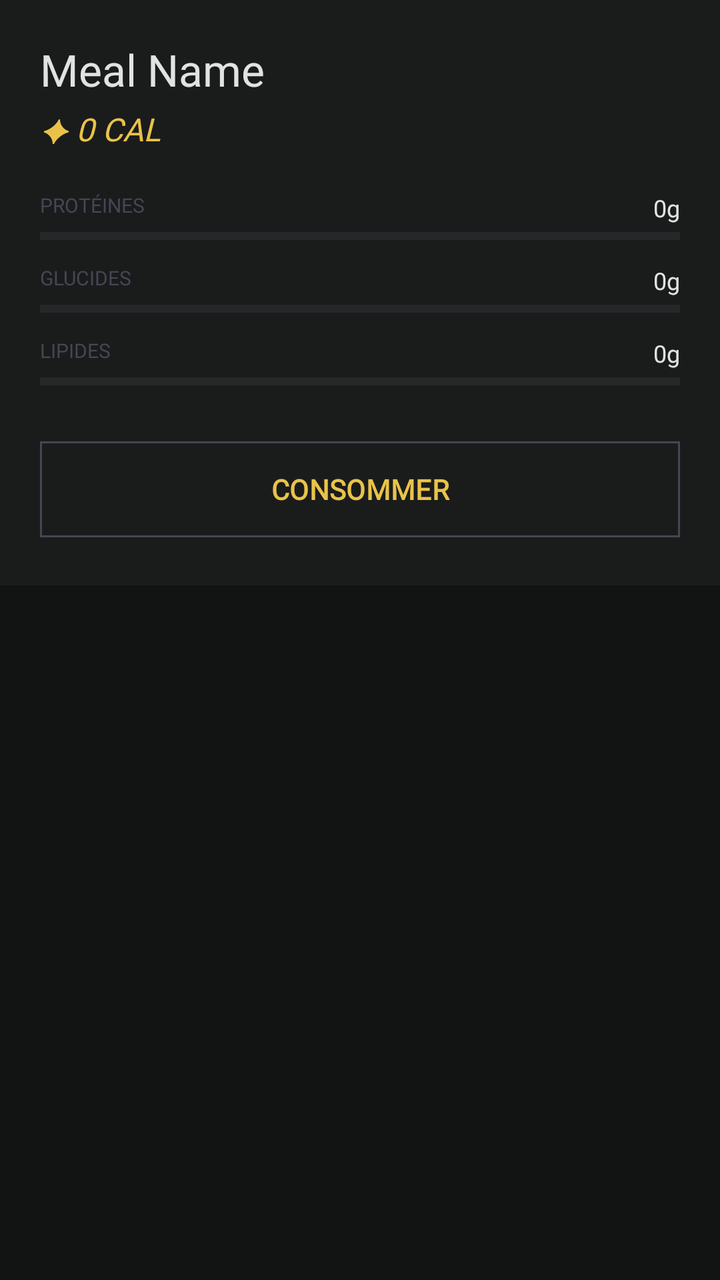
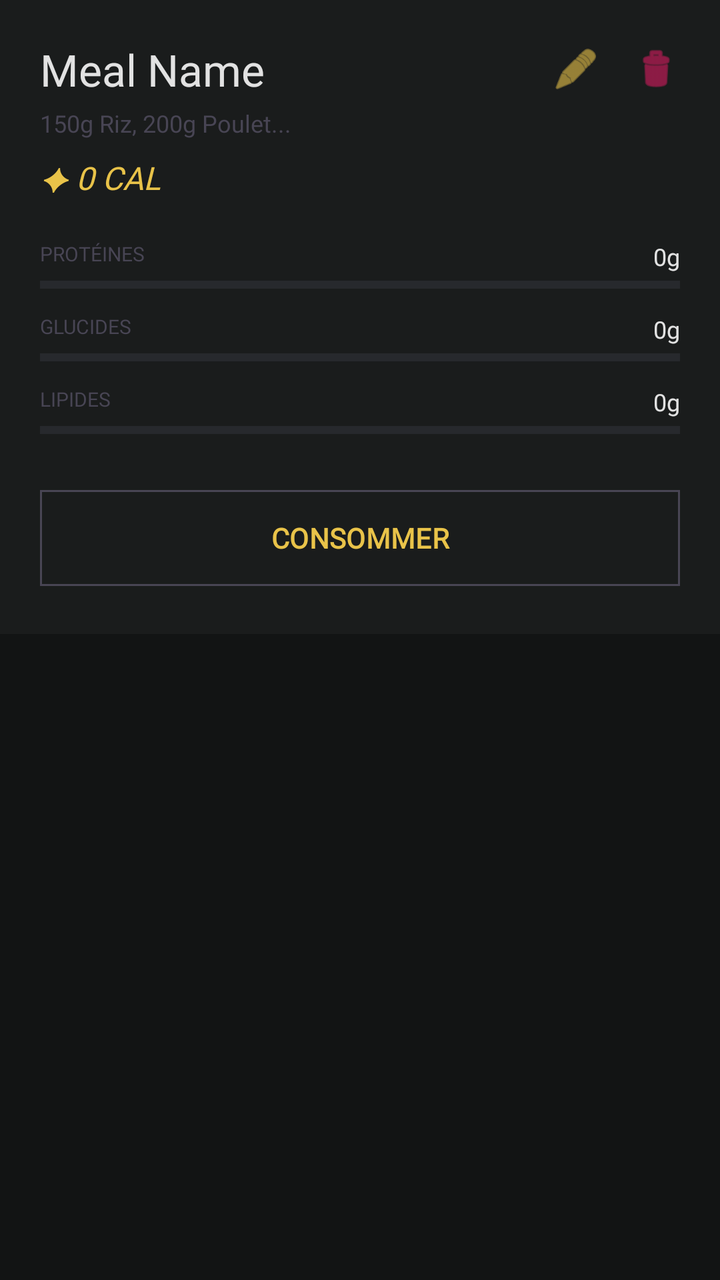

An Android layout rendered at two revisions. The XML below is the earlier revision; the diff shows what the commit changed to produce the second picture.
<!-- AndroidManifest.xml: application theme Theme.OlympusFront -->
<!-- res/layout/item_meal_preset.xml -->
<?xml version="1.0" encoding="utf-8"?>
<LinearLayout xmlns:android="http://schemas.android.com/apk/res/android"
    xmlns:app="http://schemas.android.com/apk/res-auto"
    android:layout_width="match_parent"
    android:layout_height="wrap_content"
    android:orientation="vertical"
    android:paddingBottom="24dp">

    <com.google.android.material.card.MaterialCardView
        android:layout_width="match_parent"
        android:layout_height="wrap_content"
        app:cardBackgroundColor="@color/surface_container_low"
        app:cardCornerRadius="0dp"
        app:strokeWidth="0dp">

        <LinearLayout
            android:layout_width="match_parent"
            android:layout_height="wrap_content"
            android:orientation="vertical"
            android:padding="20dp">

            <TextView
                android:id="@+id/meal_name"
                android:layout_width="wrap_content"
                android:layout_height="wrap_content"
                android:fontFamily="@font/newsreader"
                android:text="Meal Name"
                android:textColor="@color/marble_white"
                android:textSize="22sp" />

            <TextView
                android:id="@+id/meal_calories"
                android:layout_width="wrap_content"
                android:layout_height="wrap_content"
                android:layout_marginTop="4dp"
                android:fontFamily="@font/newsreader"
                android:text="✦ 0 CAL"
                android:textColor="@color/secondary"
                android:textSize="16sp"
                android:textStyle="italic" />

            
            <RelativeLayout
                android:layout_width="match_parent"
                android:layout_height="wrap_content"
                android:layout_marginTop="20dp">
                <TextView
                    android:layout_width="wrap_content"
                    android:layout_height="wrap_content"
                    android:fontFamily="@font/manrope"
                    android:text="@string/label_protein"
                    android:textColor="@color/outline_variant"
                    android:textSize="10sp" />
                <TextView
                    android:id="@+id/meal_protein"
                    android:layout_width="wrap_content"
                    android:layout_height="wrap_content"
                    android:layout_alignParentEnd="true"
                    android:fontFamily="@font/manrope"
                    android:text="0g"
                    android:textColor="@color/marble_white"
                    android:textSize="12sp" />
            </RelativeLayout>
            <ProgressBar
                android:id="@+id/progress_protein"
                style="?android:attr/progressBarStyleHorizontal"
                android:layout_width="match_parent"
                android:layout_height="4dp"
                android:layout_marginTop="4dp"
                android:max="100"
                android:progress="0"
                android:progressTint="@color/primary_container" />

            
            <RelativeLayout
                android:layout_width="match_parent"
                android:layout_height="wrap_content"
                android:layout_marginTop="12dp">
                <TextView
                    android:layout_width="wrap_content"
                    android:layout_height="wrap_content"
                    android:fontFamily="@font/manrope"
                    android:text="@string/label_carbs"
                    android:textColor="@color/outline_variant"
                    android:textSize="10sp" />
                <TextView
                    android:id="@+id/meal_carbs"
                    android:layout_width="wrap_content"
                    android:layout_height="wrap_content"
                    android:layout_alignParentEnd="true"
                    android:fontFamily="@font/manrope"
                    android:text="0g"
                    android:textColor="@color/marble_white"
                    android:textSize="12sp" />
            </RelativeLayout>
            <ProgressBar
                android:id="@+id/progress_carbs"
                style="?android:attr/progressBarStyleHorizontal"
                android:layout_width="match_parent"
                android:layout_height="4dp"
                android:layout_marginTop="4dp"
                android:max="200"
                android:progress="0"
                android:progressTint="@color/secondary" />

            
            <RelativeLayout
                android:layout_width="match_parent"
                android:layout_height="wrap_content"
                android:layout_marginTop="12dp">
                <TextView
                    android:layout_width="wrap_content"
                    android:layout_height="wrap_content"
                    android:fontFamily="@font/manrope"
                    android:text="@string/label_fats"
                    android:textColor="@color/outline_variant"
                    android:textSize="10sp" />
                <TextView
                    android:id="@+id/meal_fats"
                    android:layout_width="wrap_content"
                    android:layout_height="wrap_content"
                    android:layout_alignParentEnd="true"
                    android:fontFamily="@font/manrope"
                    android:text="0g"
                    android:textColor="@color/marble_white"
                    android:textSize="12sp" />
            </RelativeLayout>
            <ProgressBar
                android:id="@+id/progress_fats"
                style="?android:attr/progressBarStyleHorizontal"
                android:layout_width="match_parent"
                android:layout_height="4dp"
                android:layout_marginTop="4dp"
                android:max="100"
                android:progress="0"
                android:progressTint="#D81B60" />

            <com.google.android.material.button.MaterialButton
                android:id="@+id/btn_consume"
                style="@style/Widget.Material3.Button.OutlinedButton"
                android:layout_width="match_parent"
                android:layout_height="56dp"
                android:layout_marginTop="24dp"
                android:fontFamily="@font/newsreader"
                android:text="@string/consume"
                android:textColor="@color/secondary"
                android:textStyle="bold"
                app:cornerRadius="0dp"
                app:strokeColor="@color/outline_variant" />

        </LinearLayout>
    </com.google.android.material.card.MaterialCardView>

</LinearLayout>
<!-- resources referenced by this layout -->
<resources>
  <color name="marble_white">#E2E2E2</color>
  <color name="outline_variant">#484554</color>
  <color name="primary_container">#5D3FD3</color>
  <color name="secondary">#E9C349</color>
  <color name="surface_container_low">#1A1C1C</color>
  <string name="consume">CONSOMMER</string>
  <string name="label_carbs">GLUCIDES</string>
  <string name="label_fats">LIPIDES</string>
  <string name="label_protein">PROTÉINES</string>
  <style name="Theme.OlympusFront" parent="Base.Theme.OlympusFront" />
  <style name="Base.Theme.OlympusFront" parent="Theme.Material3.DayNight.NoActionBar">
          
          <item name="colorPrimary">@color/primary_container</item>
          <item name="colorSecondary">@color/secondary</item>
          <item name="android:windowBackground">@color/surface</item>
  
          
          <item name="fontFamily">@font/manrope</item>
      </style>
  <color name="surface">#121414</color>
</resources>

<!-- the commit's change to res/layout/item_meal_preset.xml (unified diff, before → after) -->
@@ -19,20 +19,57 @@
             android:orientation="vertical"
             android:padding="20dp">
 
+            <RelativeLayout
+                android:layout_width="match_parent"
+                android:layout_height="wrap_content">
+
+                <TextView
+                    android:id="@+id/meal_name"
+                    android:layout_width="match_parent"
+                    android:layout_height="wrap_content"
+                    android:layout_toStartOf="@id/btn_edit_meal"
+                    android:fontFamily="@font/newsreader"
+                    android:text="Meal Name"
+                    android:textColor="@color/marble_white"
+                    android:textSize="22sp" />
+
+                <ImageView
+                    android:id="@+id/btn_edit_meal"
+                    android:layout_width="24dp"
+                    android:layout_height="24dp"
+                    android:layout_toStartOf="@id/btn_delete_meal"
+                    android:layout_centerVertical="true"
+                    android:layout_marginEnd="16dp"
+                    android:src="@android:drawable/ic_menu_edit"
+                    app:tint="@color/secondary" />
+
+                <ImageView
+                    android:id="@+id/btn_delete_meal"
+                    android:layout_width="24dp"
+                    android:layout_height="24dp"
+                    android:layout_alignParentEnd="true"
+                    android:layout_centerVertical="true"
+                    android:src="@android:drawable/ic_menu_delete"
+                    app:tint="#D81B60" />
+            </RelativeLayout>
+
             <TextView
-                android:id="@+id/meal_name"
-                android:layout_width="wrap_content"
+                android:id="@+id/meal_ingredients"
+                android:layout_width="match_parent"
                 android:layout_height="wrap_content"
-                android:fontFamily="@font/newsreader"
-                android:text="Meal Name"
-                android:textColor="@color/marble_white"
-                android:textSize="22sp" />
+                android:layout_marginTop="4dp"
+                android:fontFamily="@font/manrope"
+                android:text="150g Riz, 200g Poulet..."
+                android:textColor="@color/outline_variant"
+                android:textSize="12sp"
+                android:ellipsize="end"
+                android:maxLines="2" />
 
             <TextView
                 android:id="@+id/meal_calories"
                 android:layout_width="wrap_content"
                 android:layout_height="wrap_content"
-                android:layout_marginTop="4dp"
+                android:layout_marginTop="8dp"
                 android:fontFamily="@font/newsreader"
                 android:text="✦ 0 CAL"
                 android:textColor="@color/secondary"
<!-- resource entries referenced after the edit -->
@@ -10,15 +10,60 @@
   <string name="label_fats">LIPIDES</string>
   <string name="label_protein">PROTÉINES</string>
   <style name="Theme.OlympusFront" parent="Base.Theme.OlympusFront" />
-  <style name="Base.Theme.OlympusFront" parent="Theme.Material3.DayNight.NoActionBar">
+  <style name="Base.Theme.OlympusFront" parent="Theme.Material3.Dark.NoActionBar">
           
           <item name="colorPrimary">@color/primary_container</item>
           <item name="colorSecondary">@color/secondary</item>
+          <item name="colorSurface">@color/surface</item>
           <item name="android:windowBackground">@color/surface</item>
+          <item name="android:textColorPrimary">@color/marble_white</item>
+          <item name="android:textColorSecondary">@color/outline_variant</item>
+          <item name="android:colorBackground">@color/surface</item>
   
           
           <item name="fontFamily">@font/manrope</item>
+  
+          
+          <item name="alertDialogTheme">@style/OlympusAlertDialogTheme</item>
+          <item name="materialAlertDialogTheme">@style/OlympusAlertDialogTheme</item>
+  
+          
+          <item name="android:spinnerItemStyle">@style/OlympusSpinnerItem</item>
+          <item name="android:spinnerDropDownItemStyle">@style/OlympusSpinnerDropDownItem</item>
       </style>
   <color name="surface">#121414</color>
+  <style name="OlympusAlertDialogTheme" parent="ThemeOverlay.Material3.MaterialAlertDialog">
+          <item name="android:windowBackground">@drawable/dialog_background</item>
+          <item name="colorSurface">@color/surface_container_low</item>
+          <item name="colorOnSurface">@color/marble_white</item>
+          <item name="colorPrimary">@color/secondary</item>
+          <item name="android:textColorPrimary">@color/marble_white</item>
+          <item name="android:textColorSecondary">@color/outline_variant</item>
+          <item name="buttonBarPositiveButtonStyle">@style/Widget.Material3.Button.TextButton</item>
+          <item name="buttonBarNegativeButtonStyle">@style/Widget.Material3.Button.TextButton</item>
+  
+          
+          <item name="editTextStyle">@style/OlympusDialogEditText</item>
+      </style>
+  <style name="OlympusSpinnerItem" parent="Widget.AppCompat.TextView.SpinnerItem">
+          <item name="android:textColor">@color/marble_white</item>
+      </style>
+  <style name="OlympusSpinnerDropDownItem" parent="Widget.AppCompat.DropDownItem.Spinner">
+          <item name="android:textColor">@color/marble_white</item>
+          <item name="android:background">@color/surface_container_lowest</item>
+      </style>
+  <!-- drawable dialog_background (drawable) -->
+  <?xml version="1.0" encoding="utf-8"?>
+  <shape xmlns:android="http://schemas.android.com/apk/res/android"
+      android:shape="rectangle">
+      <solid android:color="@color/surface_container_low" />
+      <corners android:radius="16dp" />
+  </shape>
+  <style name="OlympusDialogEditText" parent="Widget.AppCompat.EditText">
+          <item name="android:textColor">@color/marble_white</item>
+          <item name="android:textColorHint">@color/outline_variant</item>
+          <item name="backgroundTint">@color/secondary</item>
+      </style>
+  <color name="surface_container_lowest">#0C0F0F</color>
 </resources>
 
